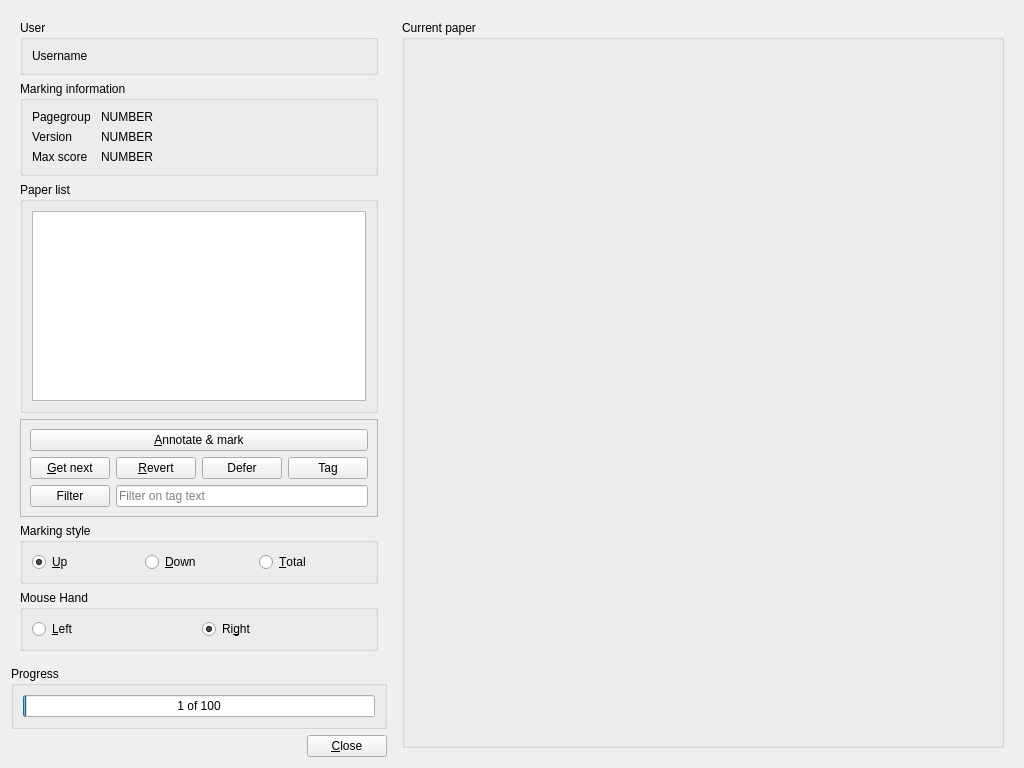
plomgrading/plom, file qtCreatorFiles/ui_marker.ui: the form before one commit.
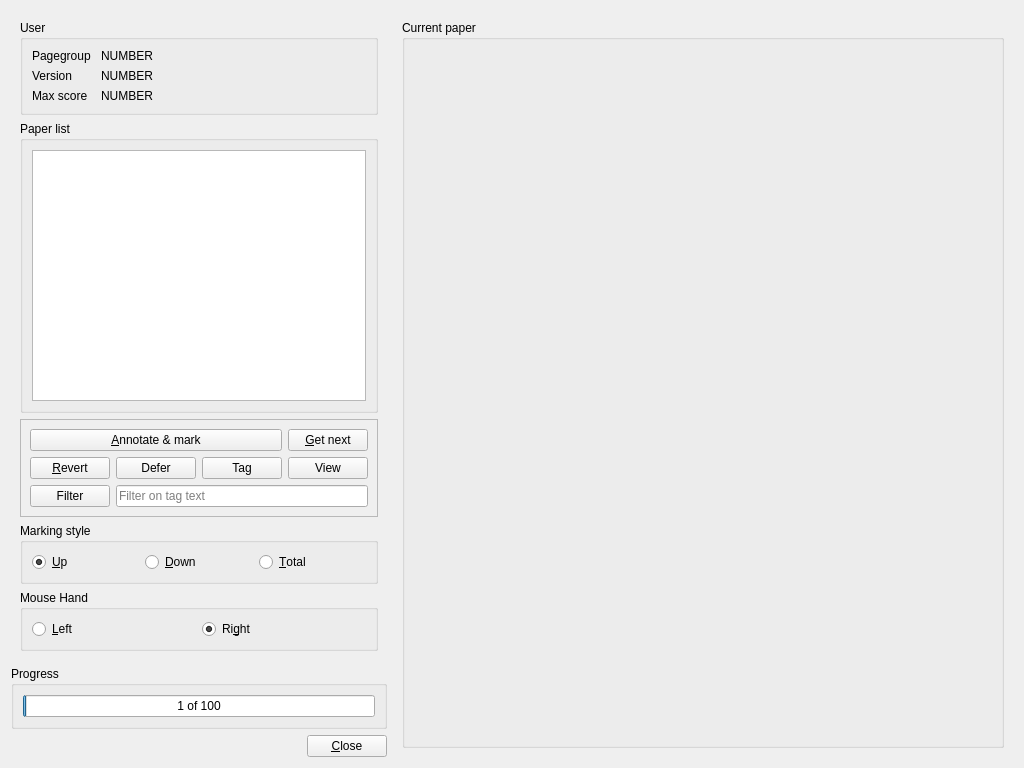
The form after the commit. Custom widgets are drawn as their Qt base class.

Commit message: Towards a "view specific tgv" button in marker window.

What changed in the file:
```diff
--- a/qtCreatorFiles/ui_marker.ui
+++ b/qtCreatorFiles/ui_marker.ui
@@ -58,23 +58,7 @@
         <property name="title">
          <string>User</string>
         </property>
-        <layout class="QVBoxLayout" name="verticalLayout">
-         <item>
-          <widget class="QLabel" name="userLabel">
-           <property name="text">
-            <string>Username</string>
-           </property>
-          </widget>
-         </item>
-        </layout>
-       </widget>
-      </item>
-      <item>
-       <widget class="QGroupBox" name="markerBox">
-        <property name="title">
-         <string>Marking information</string>
-        </property>
-        <layout class="QFormLayout" name="formLayout">
+        <layout class="QFormLayout" name="formLayout_2">
          <item row="0" column="0">
           <widget class="QLabel" name="label_2">
            <property name="text">
@@ -163,71 +147,7 @@
          <enum>QFrame::Raised</enum>
         </property>
         <layout class="QGridLayout" name="gridLayout">
-         <item row="1" column="0">
-          <widget class="QPushButton" name="getNextButton">
-           <property name="sizePolicy">
-            <sizepolicy hsizetype="MinimumExpanding" vsizetype="Fixed">
-             <horstretch>1</horstretch>
-             <verstretch>0</verstretch>
-            </sizepolicy>
-           </property>
-           <property name="focusPolicy">
-            <enum>Qt::NoFocus</enum>
-           </property>
-           <property name="text">
-            <string>&amp;Get next</string>
-           </property>
-          </widget>
-         </item>
-         <item row="1" column="1">
-          <widget class="QPushButton" name="revertButton">
-           <property name="sizePolicy">
-            <sizepolicy hsizetype="MinimumExpanding" vsizetype="Fixed">
-             <horstretch>1</horstretch>
-             <verstretch>0</verstretch>
-            </sizepolicy>
-           </property>
-           <property name="focusPolicy">
-            <enum>Qt::NoFocus</enum>
-           </property>
-           <property name="text">
-            <string>&amp;Revert</string>
-           </property>
-          </widget>
-         </item>
-         <item row="1" column="2">
-          <widget class="QPushButton" name="deferButton">
-           <property name="sizePolicy">
-            <sizepolicy hsizetype="MinimumExpanding" vsizetype="Fixed">
-             <horstretch>1</horstretch>
-             <verstretch>0</verstretch>
-            </sizepolicy>
-           </property>
-           <property name="focusPolicy">
-            <enum>Qt::NoFocus</enum>
-           </property>
-           <property name="text">
-            <string>Defer</string>
-           </property>
-          </widget>
-         </item>
-         <item row="1" column="3">
-          <widget class="QPushButton" name="tagButton">
-           <property name="sizePolicy">
-            <sizepolicy hsizetype="MinimumExpanding" vsizetype="Fixed">
-             <horstretch>1</horstretch>
-             <verstretch>0</verstretch>
-            </sizepolicy>
-           </property>
-           <property name="focusPolicy">
-            <enum>Qt::NoFocus</enum>
-           </property>
-           <property name="text">
-            <string>Tag</string>
-           </property>
-          </widget>
-         </item>
-         <item row="2" column="0">
+         <item row="4" column="0">
           <widget class="QPushButton" name="filterButton">
            <property name="sizePolicy">
             <sizepolicy hsizetype="Minimum" vsizetype="MinimumExpanding">
@@ -243,7 +163,7 @@
            </property>
           </widget>
          </item>
-         <item row="2" column="1" colspan="3">
+         <item row="4" column="1" colspan="3">
           <widget class="QLineEdit" name="filterLE">
            <property name="sizePolicy">
             <sizepolicy hsizetype="MinimumExpanding" vsizetype="Fixed">
@@ -265,7 +185,7 @@
            </property>
           </widget>
          </item>
-         <item row="0" column="0" colspan="4">
+         <item row="0" column="0" colspan="3">
           <widget class="QPushButton" name="annButton">
            <property name="sizePolicy">
             <sizepolicy hsizetype="MinimumExpanding" vsizetype="Fixed">
@@ -281,6 +201,77 @@
            </property>
           </widget>
          </item>
+         <item row="0" column="3">
+          <widget class="QPushButton" name="getNextButton">
+           <property name="sizePolicy">
+            <sizepolicy hsizetype="MinimumExpanding" vsizetype="Fixed">
+             <horstretch>1</horstretch>
+             <verstretch>0</verstretch>
+            </sizepolicy>
+           </property>
+           <property name="focusPolicy">
+            <enum>Qt::NoFocus</enum>
+           </property>
+           <property name="text">
+            <string>&amp;Get next</string>
+           </property>
+          </widget>
+         </item>
+         <item row="3" column="0">
+          <widget class="QPushButton" name="revertButton">
+           <property name="sizePolicy">
+            <sizepolicy hsizetype="MinimumExpanding" vsizetype="Fixed">
+             <horstretch>1</horstretch>
+             <verstretch>0</verstretch>
+            </sizepolicy>
+           </property>
+           <property name="focusPolicy">
+            <enum>Qt::NoFocus</enum>
+           </property>
+           <property name="text">
+            <string>&amp;Revert</string>
+           </property>
+          </widget>
+         </item>
+         <item row="3" column="1">
+          <widget class="QPushButton" name="deferButton">
+           <property name="sizePolicy">
+            <sizepolicy hsizetype="MinimumExpanding" vsizetype="Fixed">
+             <horstretch>1</horstretch>
+             <verstretch>0</verstretch>
+            </sizepolicy>
+           </property>
+           <property name="focusPolicy">
+            <enum>Qt::NoFocus</enum>
+           </property>
+           <property name="text">
+            <string>Defer</string>
+           </property>
+          </widget>
+         </item>
+         <item row="3" column="2">
+          <widget class="QPushButton" name="tagButton">
+           <property name="sizePolicy">
+            <sizepolicy hsizetype="MinimumExpanding" vsizetype="Fixed">
+             <horstretch>1</horstretch>
+             <verstretch>0</verstretch>
+            </sizepolicy>
+           </property>
+           <property name="focusPolicy">
+            <enum>Qt::NoFocus</enum>
+           </property>
+           <property name="text">
+            <string>Tag</string>
+           </property>
+          </widget>
+         </item>
+         <item row="3" column="3">
+          <widget class="QPushButton" name="viewButton">
+           <property name="text">
+            <string>View</string>
+           </property>
+          </widget>
+         </item>
         </layout>
        </widget>
       </item>
```
Left out of the diff: 2 changed lines with no effect on the pictures. The commit also changes 2 other files.
